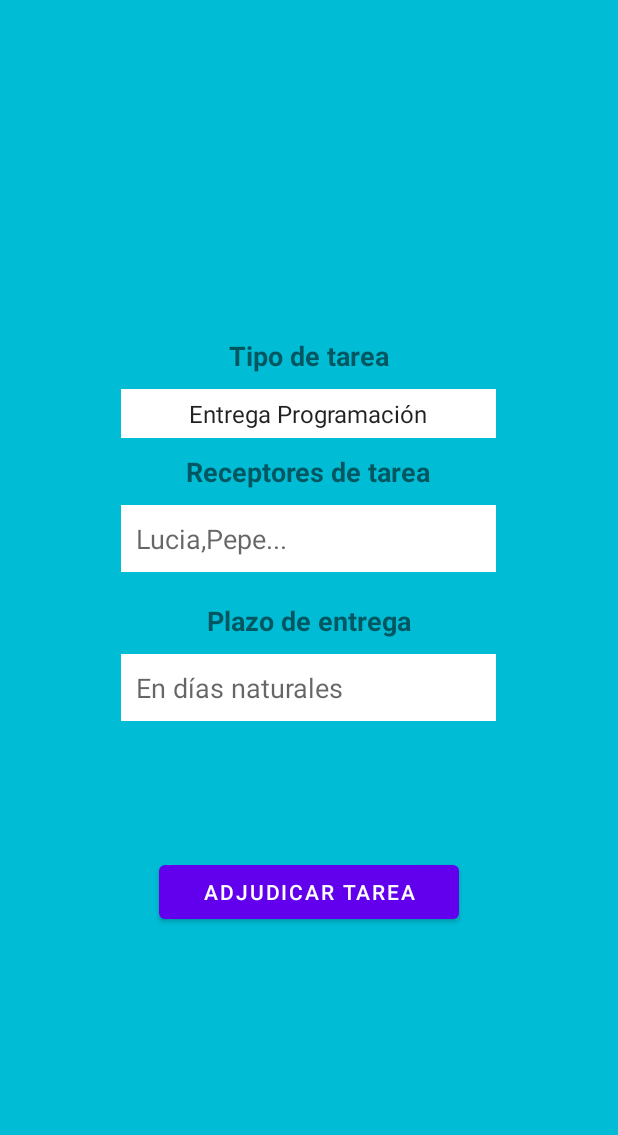
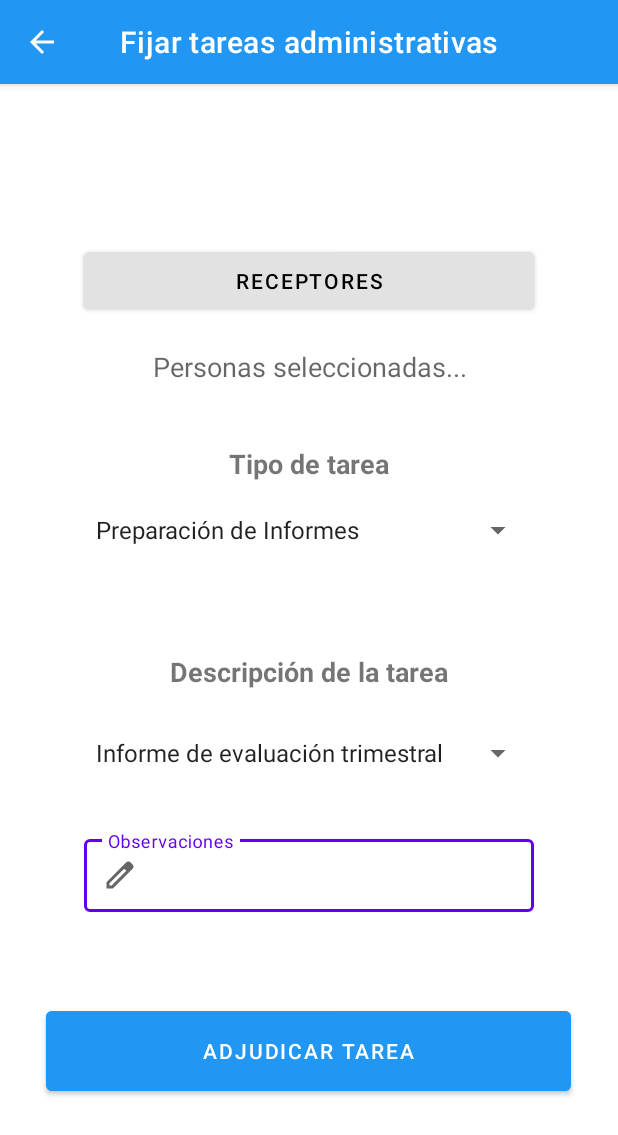
Before and after one commit to Juana1105/GestionCentroDocente, an Android app: the PantallaGestionarTareasAdminJE screen opened directly, with no data from a screen before it, on a phone screen of 412 x 824 dp. Shown: the top 1135 px of the screen. Run offline under Robolectric (Android 15) with nearby library versions, the phone set to English and light mode, and no system bars.

Commit message:
hacer funcional el boton de la flecha hacia atras en toolbar. pensar en GESTIONAR TAREAS ADMIN de docentes

```diff
--- a/app/src/main/java/com/example/gestioncentrodocente/PantallaGestionarPermisos.java
+++ b/app/src/main/java/com/example/gestioncentrodocente/PantallaGestionarPermisos.java
@@ -14,7 +14,7 @@ public class PantallaGestionarPermisos extends AppCompatActivity {
 
 
     String seleccionado="";
-    String motivoPermiso="";
+
     String[] valores =null;
     String[] valores2 = null;
     @Override
--- a/app/src/main/java/com/example/gestioncentrodocente/PantallaGestionarTareasAdminJE.java
+++ b/app/src/main/java/com/example/gestioncentrodocente/PantallaGestionarTareasAdminJE.java
@@ -2,23 +2,133 @@ package com.example.gestioncentrodocente;
 
 import androidx.appcompat.app.AppCompatActivity;
 
+import android.app.AlertDialog;
+import android.content.DialogInterface;
 import android.content.Intent;
 import android.os.Bundle;
 import android.view.View;
 import android.widget.AdapterView;
 import android.widget.ArrayAdapter;
 import android.widget.Button;
+import android.widget.EditText;
 import android.widget.Spinner;
+import android.widget.TextView;
+
+import com.google.android.material.button.MaterialButton;
+
+import java.util.HashSet;
+import java.util.Set;
 
 public class PantallaGestionarTareasAdminJE extends AppCompatActivity {
 
+    private boolean[] checked = {false, false, false, false, false};
+    private Set<String> seleccionados = new HashSet<>();
+
+    String seleccionado="";
+
+    String[] valores =null;
+    String[] valores2 = null;
     @Override
     protected void onCreate(Bundle savedInstanceState) {
         super.onCreate(savedInstanceState);
         setContentView(R.layout.activity_pantalla_gestion_tareas_je);
-        Button adjudicar=(Button)findViewById(R.id.botonPantallaGestTadjudicar);
+        getSupportActionBar().hide();
 
-        getSupportActionBar().hide();
+        MaterialButton adjudicar=findViewById(R.id.botonPantallaGestTadjudicar);
+
+        MaterialButton botonElige=findViewById(R.id.pantallaGTJEreceptores);
+        TextView ponSeleccion=findViewById(R.id.seleccionTareasGT);
+        Spinner spinnerAsignacionTareas=findViewById(R.id.spinnerTipoTarea);
+        Spinner spinnerTareaEspecifica=findViewById(R.id.spinnerTareaEspecifica);
+        EditText observaciones=findViewById(R.id.observacionesJEtareas);
+
+        String observacionesJefeEstudios=observaciones.getText().toString();
+
+
+
+        botonElige.setOnClickListener(new View.OnClickListener() {
+            @Override
+            public void onClick(View v) {
+                AlertDialog.Builder builder = new AlertDialog.Builder(PantallaGestionarTareasAdminJE.this);
+                builder.setTitle("Elige a quienes vas a enviar el aviso");
+                String[] participantes = {"Ana", "Ricardo", "Lucia", "Juana", "Pepe"};
+
+                builder.setMultiChoiceItems(participantes, checked, new DialogInterface.OnMultiChoiceClickListener() {
+                    @Override
+                    public void onClick(DialogInterface dialog, int which, boolean isChecked) {
+                        if (isChecked) {
+                            seleccionados.add(participantes[which]);
+                            checked[which] = true;
+                        } else {
+                            seleccionados.remove(participantes[which]);
+                            checked[which] = false;
+                        }
+
+                        ponSeleccion.setText(seleccionados.toString());
+                    }
+                });
+
+                builder.setPositiveButton("Aceptar", new DialogInterface.OnClickListener() {
+                    @Override
+                    public void onClick(DialogInterface dialog, int which) {
+
+                    }
+                });
+                builder.setNegativeButton("CANCELAR", new DialogInterface.OnClickListener() {
+                    @Override
+                    public void onClick(DialogInterface dialog, int which) {
+
+                    }
+                });
+                AlertDialog dialog = builder.create();
+                dialog.show();
+            }
+        });
+
+
+
+
+
+
+        valores = new String[]{"Preparación de Informes","Organización de Eventos","Gestión de Recursos","Supervision de Proyectos Educativos","Comunicación y Correspondencia"};
+
+        spinnerAsignacionTareas.setAdapter(new ArrayAdapter<String>(PantallaGestionarTareasAdminJE.this, android.R.layout.simple_spinner_item,valores));
+
+        spinnerAsignacionTareas.setOnItemSelectedListener(new AdapterView.OnItemSelectedListener() {
+            @Override
+            public void onItemSelected(AdapterView<?> parent, View view, int position, long id) {
+                seleccionado=valores[position];
+
+                if(seleccionado.equals("Preparación de Informes")){
+                    valores2= new String[]{"Informe de evaluación trimestral","Informe de rendimiento académico","Informe de asistencia"};
+                } else if(seleccionado.equals("Organización de Eventos")){
+                    valores2= new String[]{"Organización de jornadas a puertas abiertas","PLanificación de eventos culturales/deportivos"};
+                } else if(seleccionado.equals("Gestión de Recursos")){
+                    valores2= new String[]{"Control de inventario de material educativo","Solicitud de material didáctico"};
+                } else if(seleccionado.equals("Supervision de Proyectos Educativos")){
+                    valores2= new String[]{"Proyecto de investigación educativa", "Informe de evaluación del programa de formación al docente"};
+                } else if(seleccionado.equals("Comunicación y Correspondencia")){
+                    valores2= new String[]{"Firma de actas","Circular informartiva a padres y estudiantes"};
+                }
+
+                //spinnerde tarea especifica
+                spinnerTareaEspecifica.setAdapter(new ArrayAdapter<String>(PantallaGestionarTareasAdminJE.this, android.R.layout.simple_spinner_item,valores2));
+
+            }
+
+            @Override
+            public void onNothingSelected(AdapterView<?> adapterView) {
+
+            }
+        });
+
+
+
+
+
+
+
+
 
         adjudicar.setOnClickListener(new View.OnClickListener() {
             @Override
@@ -28,19 +138,6 @@ public class PantallaGestionarTareasAdminJE extends AppCompatActivity {
             }
         });
 
-        Spinner spinnerSimple=(Spinner)findViewById(R.id.spinnerTipoTarea);
-        String[] valores = {"Entrega Programación","Hoja mensual de Actividad","Firma de actas", "Otro"};
-        spinnerSimple.setAdapter(new ArrayAdapter<String>(this, android.R.layout.simple_spinner_item,valores));
-        spinnerSimple.setOnItemSelectedListener(new AdapterView.OnItemSelectedListener() {
-            @Override
-            public void onItemSelected(AdapterView<?> parent, View view, int position, long id) {
-            }
-
-            @Override
-            public void onNothingSelected(AdapterView<?> adapterView) {
-
-            }
-        });
 
     }
 }
--- a/app/src/main/res/layout/activity_pantalla_gestion_tareas_je.xml
+++ b/app/src/main/res/layout/activity_pantalla_gestion_tareas_je.xml
@@ -8,14 +8,51 @@
     android:orientation="vertical"
     tools:context=".PantallaGestionarTareasAdminJE">
 
+
+
+
+
+    <com.google.android.material.appbar.MaterialToolbar
+        android:id="@+id/encabezadoRegistro"
+        style="@style/Widget.MaterialComponents.Toolbar.Primary"
+        android:layout_width="match_parent"
+        android:layout_height="wrap_content"
+        android:background="@color/blue"
+        app:title="@string/fijarTareasAdmin"
+        app:titleCentered="true"
+        app:navigationIcon="@drawable/arrow_back"/>
+
+
     <LinearLayout
-        android:id="@+id/lineaLayoutPantallaGestionTareasJE"
+        android:id="@+id/contenedorGestionarP"
+        android:orientation="vertical"
         android:layout_width="match_parent"
         android:layout_height="match_parent"
-        android:orientation="vertical"
-        android:gravity="center"
-        android:background="@color/blue_light">
+        android:gravity="center">
 
+
+        <com.google.android.material.button.MaterialButton
+            android:id="@+id/pantallaGTJEreceptores"
+            android:layout_width="300dp"
+            android:layout_height="50dp"
+            android:backgroundTint="@color/gray_light"
+            android:textColor="@color/black"
+            android:text="@string/pantallaGTJEreceptores"
+            android:layout_marginTop="15dp"/>
+
+
+        <TextView
+            android:id="@+id/seleccionTareasGT"
+            android:layout_width="300dp"
+            android:layout_height="wrap_content"
+            android:hint="Personas seleccionadas..."
+            android:layout_marginBottom="20dp"
+            android:textSize="18sp"
+            android:textAlignment="center"
+            android:layout_marginTop="20dp"
+            android:textColor="@color/gray_dark"
+            >
+        </TextView>
 
 
         <TextView
@@ -23,79 +60,75 @@
             android:layout_width="wrap_content"
             android:layout_height="wrap_content"
             android:text="@string/tipoTarea"
-            android:layout_marginBottom="10dp"
+            android:layout_marginTop="20dp"
+            android:layout_marginBottom="20dp"
             android:textStyle="bold"
-            android:layout_marginTop="20dp"
             android:textSize="18sp">
         </TextView>
 
         <Spinner
             android:id="@+id/spinnerTipoTarea"
-            android:layout_width="250dp"
+            android:layout_width="300dp"
             android:layout_height="wrap_content"
-            android:background="@color/white"
-            android:textAlignment="center"
-            android:padding="5dp"
-            android:layout_marginBottom="10dp">
+            android:layout_marginBottom="70dp"
+            >
 
         </Spinner>
 
+
         <TextView
-            android:id="@+id/pantGTreceptores"
+            android:id="@+id/pantallaGPcriteriosEspecificos"
             android:layout_width="wrap_content"
             android:layout_height="wrap_content"
-            android:text="@string/pantallaGTreceptores"
-            android:layout_marginBottom="10dp"
+            android:text="@string/descripcionTarea"
+            android:layout_marginBottom="30dp"
             android:textStyle="bold"
-            android:textSize="18sp"
-            tools:ignore="DuplicateIds">
+
+            android:textSize="18sp">
         </TextView>
-        <EditText
-            android:id="@+id/pantallaGTlistaPersonas"
-            android:layout_width="250dp"
+
+        <Spinner
+            android:id="@+id/spinnerTareaEspecifica"
+            android:layout_width="300dp"
             android:layout_height="wrap_content"
-            android:inputType="text"
-            android:hint="Lucia,Pepe..."
-            android:imeOptions="actionSearch"
-            android:background="@color/white"
-            android:padding="10dp"
-            android:layout_marginBottom="20dp"
             >
-        </EditText>
+
+        </Spinner>
 
 
-        <TextView
-            android:id="@+id/pantallaGTplazoEntrega"
-            android:layout_width="wrap_content"
+        <com.google.android.material.textfield.TextInputLayout
+            android:id="@+id/observacionesPGTje"
+            style="@style/Widget.MaterialComponents.TextInputLayout.OutlinedBox.Dense"
+            android:layout_width="300dp"
             android:layout_height="wrap_content"
-            android:text="@string/TVplazoEntrega"
-            android:layout_marginBottom="10dp"
-            android:textStyle="bold"
-            android:textSize="18sp">
-        </TextView>
-        <EditText
-            android:id="@+id/pantallaGTeditDiasProrroga"
-            android:layout_width="250dp"
-            android:layout_height="wrap_content"
-            android:inputType="number"
-            android:hint="En días naturales"
-            android:imeOptions="actionSearch"
-            android:background="@color/white"
-            android:padding="10dp"
-            android:layout_marginBottom="20dp"
-            >
-        </EditText>
+            android:layout_marginTop="40dp"
+            android:hint="@string/pantallaGobservaciones"
+            app:startIconDrawable="@drawable/edit"
+            app:endIconMode="clear_text">
 
-        <Button
+            <EditText
+                android:id="@+id/observacionesJEtareas"
+                android:layout_width="match_parent"
+                android:layout_height="wrap_content"/>
+
+        </com.google.android.material.textfield.TextInputLayout>
+
+
+
+
+
+        <com.google.android.material.button.MaterialButton
             android:id="@+id/botonPantallaGestTadjudicar"
-            android:layout_width="200dp"
-            android:layout_height="wrap_content"
-            android:layout_marginTop="70dp"
-            android:text="@string/adjudicarTarea"
-            >
-        </Button>
+            android:layout_width="350dp"
+            android:layout_height="65dp"
+            android:layout_marginTop="60dp"
+            android:backgroundTint="@color/blue"
+            android:text="@string/adjudicarTarea"/>
 
 
     </LinearLayout>
 
+
+
+
 </LinearLayout>
--- a/app/src/main/res/values/strings.xml
+++ b/app/src/main/res/values/strings.xml
@@ -86,4 +86,6 @@
     <string name="GPcriteriosComunes">Criterios Comunes</string>
     <string name="GPcriteriosEspe">Criterios Específicos</string>
     <string name="tipoNotificacionCard">Tipo Notificacion</string>
+    <string name="pantallaGTJEreceptores">RECEPTORES</string>
+    <string name="descripcionTarea">Descripción de la tarea</string>
 </resources>
```
Also changed, not shown: app/src/main/res/layout/activity_pantalla_enviar_avisos.xml (+9 -11 lines), app/src/main/res/layout/activity_pantalla_horario.xml (+22 -9 lines).
